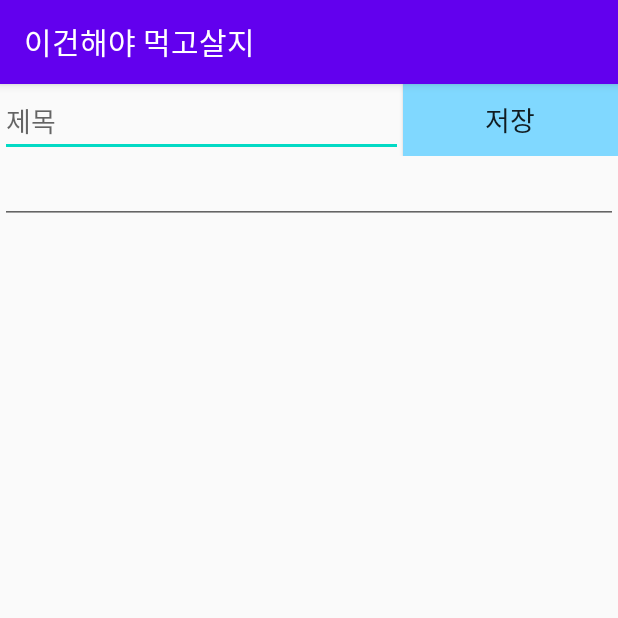
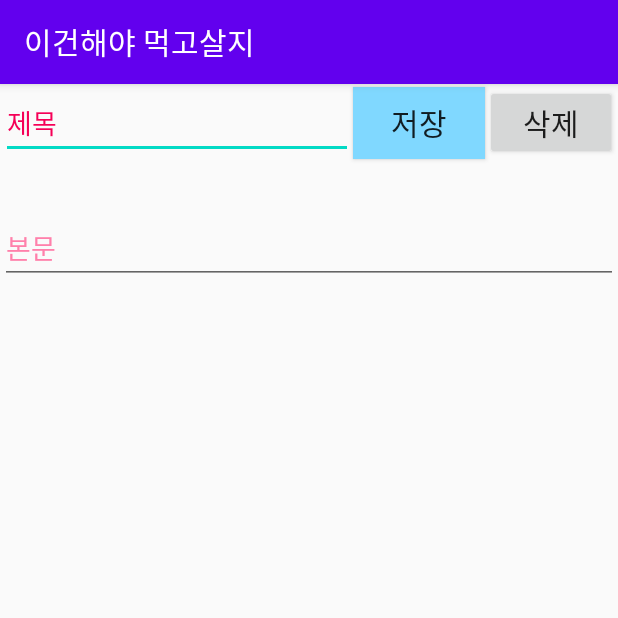
Before and after one commit to HAseungcheol/review, an Android app: the MemoActivity screen opened directly, with no data from a screen before it, on a phone screen of 412 x 824 dp, the top half of it. Run offline under Robolectric (Android 15) with nearby library versions, the phone set to English and light mode, and no system bars.

Commit message:
04-29(배진:5시 53분)

```diff
--- a/menu/src/main/java/com/example/project/MemoDAO.java
+++ b/menu/src/main/java/com/example/project/MemoDAO.java
@@ -75,7 +75,5 @@ public class MemoDAO {
         db.delete(tableName, "_id=?", new String[]{id}) ; //
         dbhelper.close();
     }
-
-
     //단건조회
 }
--- a/menu/src/main/java/com/example/project/WasabiActivity.java
+++ b/menu/src/main/java/com/example/project/WasabiActivity.java
@@ -1,8 +1,10 @@
 package com.example.project;
 
 import android.content.Intent;
+import android.database.Cursor;
 import android.database.sqlite.SQLiteDatabase;
 import android.os.Bundle;
+import android.util.Log;
 import android.view.View;
 import android.widget.Button;
 import android.widget.ListView;
@@ -16,6 +18,8 @@ import java.util.HashMap;
 public class WasabiActivity extends AppCompatActivity {
     SQLiteDatabase sqliteDB;
     DBHelper dbHelper;
+    ListView listView;
+
     @Override
     protected void onCreate(Bundle savedInstanceState) {
         super.onCreate(savedInstanceState);
@@ -32,6 +36,7 @@ public class WasabiActivity extends AppCompatActivity {
             }
         });
     }
+
     private void load_values() {
         //MVC 중에서 Model
         ArrayList<HashMap<String, String>> list = new MemoDAO().selectAll(getApplicationContext());
@@ -44,12 +49,18 @@ public class WasabiActivity extends AppCompatActivity {
                         new String[]{"title", "time"},
                         new int[]{android.R.id.text1, android.R.id.text2});
         //ListView에 adapter 연결
-        ListView listView = findViewById(R.id.reviewList);
+        listView = findViewById(R.id.reviewList);
         listView.setAdapter(simpleAdapter);
     }
+
     private SQLiteDatabase init_database() {
         dbHelper = new DBHelper(getApplicationContext());   //DB table 생성
         SQLiteDatabase db = dbHelper.getWritableDatabase(); //DB
         return db;
     }
+
+    //삭제
+    public static void delete_value() {
+
+    }
 }
--- a/menu/src/main/res/layout/activity_new_memo.xml
+++ b/menu/src/main/res/layout/activity_new_memo.xml
@@ -1,44 +1,58 @@
 <?xml version="1.0" encoding="utf-8"?>
-<LinearLayout xmlns:android="http://schemas.android.com/apk/res/android"
+<androidx.constraintlayout.widget.ConstraintLayout xmlns:android="http://schemas.android.com/apk/res/android"
+    xmlns:app="http://schemas.android.com/apk/res-auto"
+    xmlns:tools="http://schemas.android.com/tools"
     android:layout_width="match_parent"
     android:layout_height="match_parent"
     android:orientation="vertical">
-
-    <LinearLayout
-        android:layout_width="match_parent"
-        android:layout_height="wrap_content"
-        android:orientation="horizontal">
 
     <EditText
         android:id="@+id/editTitle"
         android:layout_width="wrap_content"
         android:layout_height="wrap_content"
-            android:layout_weight="1"
+        android:layout_marginTop="2dp"
+        android:ems="11"
+        android:hint="@string/title"
+        android:inputType="textPersonName"
+        android:textColorHint="#F50057"
+        app:layout_constraintEnd_toStartOf="@+id/btnSave"
+        app:layout_constraintHorizontal_chainStyle="packed"
+        app:layout_constraintStart_toStartOf="parent"
+        app:layout_constraintTop_toTopOf="parent" />
+
+    <EditText
+        android:id="@+id/editContent"
+        android:layout_width="0dp"
+        android:layout_height="wrap_content"
+        android:layout_marginTop="85dp"
         android:ems="10"
-            android:hint="@string/title"
-            android:inputType="textPersonName" />
+        android:hint="@string/content"
+        android:inputType="textMultiLine"
+        android:textColorHint="#FF80AB"
+        android:textSize="18sp"
+        app:layout_constraintEnd_toEndOf="parent"
+        app:layout_constraintStart_toStartOf="parent"
+        app:layout_constraintTop_toTopOf="parent" />
 
     <Button
         android:id="@+id/btnSave"
         android:layout_width="wrap_content"
         android:layout_height="wrap_content"
-            android:layout_weight="1"
         android:background="#80D8FF"
         android:text="저장"
-            android:textSize="18sp" />
-    </LinearLayout>
+        android:textSize="20sp"
+        app:layout_constraintEnd_toStartOf="@+id/btnDelete"
+        app:layout_constraintStart_toEndOf="@+id/editTitle"
+        app:layout_constraintTop_toTopOf="@+id/editTitle" />
 
-    <LinearLayout
-        android:layout_width="match_parent"
-        android:layout_height="match_parent">
+    <Button
+        android:id="@+id/btnDelete"
+        android:layout_width="wrap_content"
+        android:layout_height="wrap_content"
+        android:text="삭제"
+        android:textSize="20sp"
+        app:layout_constraintBaseline_toBaselineOf="@+id/btnSave"
+        app:layout_constraintEnd_toEndOf="parent"
+        app:layout_constraintStart_toEndOf="@+id/btnSave" />
 
-        <EditText
-            android:id="@+id/editContent"
-            android:layout_width="match_parent"
-            android:layout_height="wrap_content"
-            android:layout_weight="1"
-            android:ems="10"
-            android:inputType="textShortMessage|textLongMessage|textPersonName|textImeMultiLine"
-            android:textSize="18sp" />
-    </LinearLayout>
-</LinearLayout>
+</androidx.constraintlayout.widget.ConstraintLayout>
--- a/menu/src/main/res/layout/activity_wasabi.xml
+++ b/menu/src/main/res/layout/activity_wasabi.xml
@@ -125,7 +125,7 @@
                     <ListView
                         android:id="@+id/reviewList"
                         android:layout_width="match_parent"
-                        android:layout_height="wrap_content" />
+                        android:layout_height="250dp" />
                 </LinearLayout>
             </ScrollView>
 
--- a/menu/src/main/res/values/strings.xml
+++ b/menu/src/main/res/values/strings.xml
@@ -1,4 +1,5 @@
 <resources>
     <string name="app_name">이건해야 먹고살지</string>
     <string name="title">제목</string>
+    <string name="content">본문</string>
 </resources>
```
Lines whose indentation alone changed are shown as unchanged.
